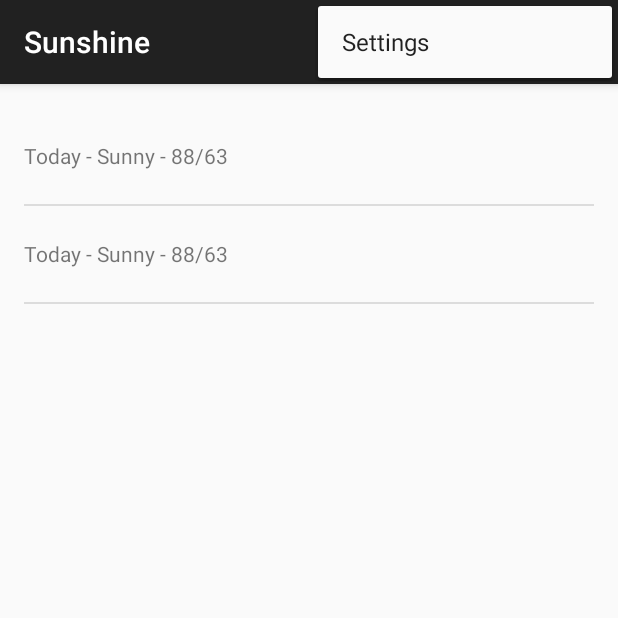
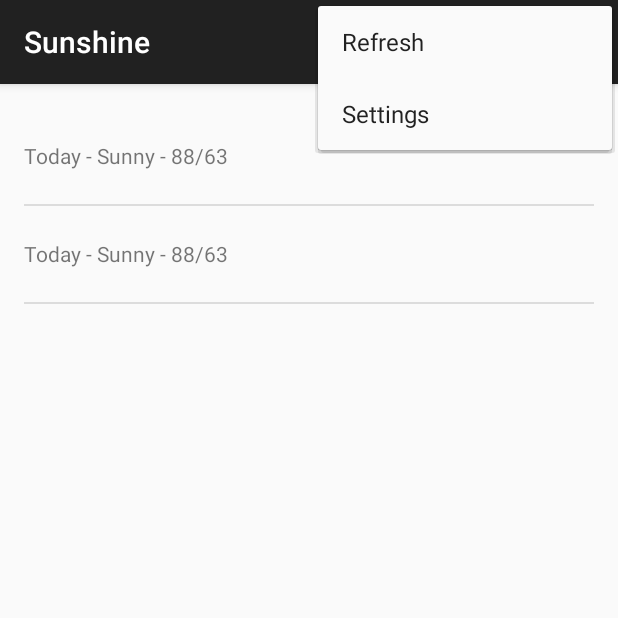
Before and after one commit to alffore/Sunshine, an Android app: the screen it shows after launch (MainActivity), with the options menu open, on a phone screen of 412 x 824 dp, the top half of it. Run offline under Robolectric (Android 15) with nearby library versions, the phone set to English and light mode, and no system bars.

Commit message:
Se agrego el menu e Refresh
y se agregaron los permisos para consultar internet

```diff
--- a/Sunshine/app/src/main/AndroidManifest.xml
+++ b/Sunshine/app/src/main/AndroidManifest.xml
@@ -1,6 +1,10 @@
 <?xml version="1.0" encoding="utf-8"?>
 <manifest xmlns:android="http://schemas.android.com/apk/res/android"
     package="com.aafr.alfonso.sunshine.app" >
+
+
+    <uses-permission android:name="android.permission.INTERNET" />
+    <uses-permission android:name="android.permission.ACCESS_NETWORK_STATE" />
 
     <application
         android:allowBackup="true"
--- a/Sunshine/app/src/main/java/com/aafr/alfonso/sunshine/app/ForecastFragment.java
+++ b/Sunshine/app/src/main/java/com/aafr/alfonso/sunshine/app/ForecastFragment.java
@@ -9,6 +9,9 @@ import android.os.Bundle;
 import android.support.v4.app.Fragment;
 import android.util.Log;
 import android.view.LayoutInflater;
+import android.view.Menu;
+import android.view.MenuInflater;
+import android.view.MenuItem;
 import android.view.View;
 import android.view.ViewGroup;
 import android.widget.ArrayAdapter;
@@ -32,6 +35,33 @@ public class ForecastFragment extends Fragment {
     ArrayAdapter<String> mForecastAdapter;
 
     public ForecastFragment() {
+    }
+
+    @Override
+    public void onCreate(Bundle savedInstanceState){
+        super.onCreate(savedInstanceState);
+
+        setHasOptionsMenu(true);
+    }
+
+    @Override
+    public void onCreateOptionsMenu(Menu menu, MenuInflater inflater){
+        inflater.inflate(R.menu.forecastfragment,menu);
+    }
+
+    @Override
+    public boolean onOptionsItemSelected(MenuItem item){
+
+        int id = item.getItemId();
+
+        if(id== R.id.action_refresh){
+            FetchWeatherTask weatherTask = new FetchWeatherTask();
+            weatherTask.execute();
+            return true;
+        }
+
+
+        return super.onOptionsItemSelected(item);
     }
 
     @Override
--- /dev/null
+++ b/Sunshine/app/src/main/res/menu/forecastfragment.xml
@@ -0,0 +1,8 @@
+<?xml version="1.0" encoding="utf-8"?>
+<menu xmlns:android="http://schemas.android.com/apk/res/android"
+    xmlns:app="http://schemas.android.com/apk/res-auto">
+
+    <item android:id="@+id/action_refresh"
+        android:title="@string/action_refresh"
+        app:showAsAction="never"/>
+</menu>
--- a/Sunshine/app/src/main/res/menu/menu_main.xml
+++ b/Sunshine/app/src/main/res/menu/menu_main.xml
@@ -1,6 +1,7 @@
 <menu xmlns:android="http://schemas.android.com/apk/res/android"
     xmlns:app="http://schemas.android.com/apk/res-auto"
-    xmlns:tools="http://schemas.android.com/tools" tools:context=".MainActivity">
+    xmlns:tools="http://schemas.android.com/tools"
+    tools:context=".MainActivity">
     <item android:id="@+id/action_settings" android:title="@string/action_settings"
         android:orderInCategory="100" app:showAsAction="never" />
 </menu>
--- a/Sunshine/app/src/main/res/values/strings.xml
+++ b/Sunshine/app/src/main/res/values/strings.xml
@@ -4,5 +4,5 @@
     <string name="app_name">Sunshine</string>
     <string name="hello_world">Hello world!</string>
     <string name="action_settings">Settings</string>
-
+<string name="action_refresh">Refresh</string>
 </resources>
```
